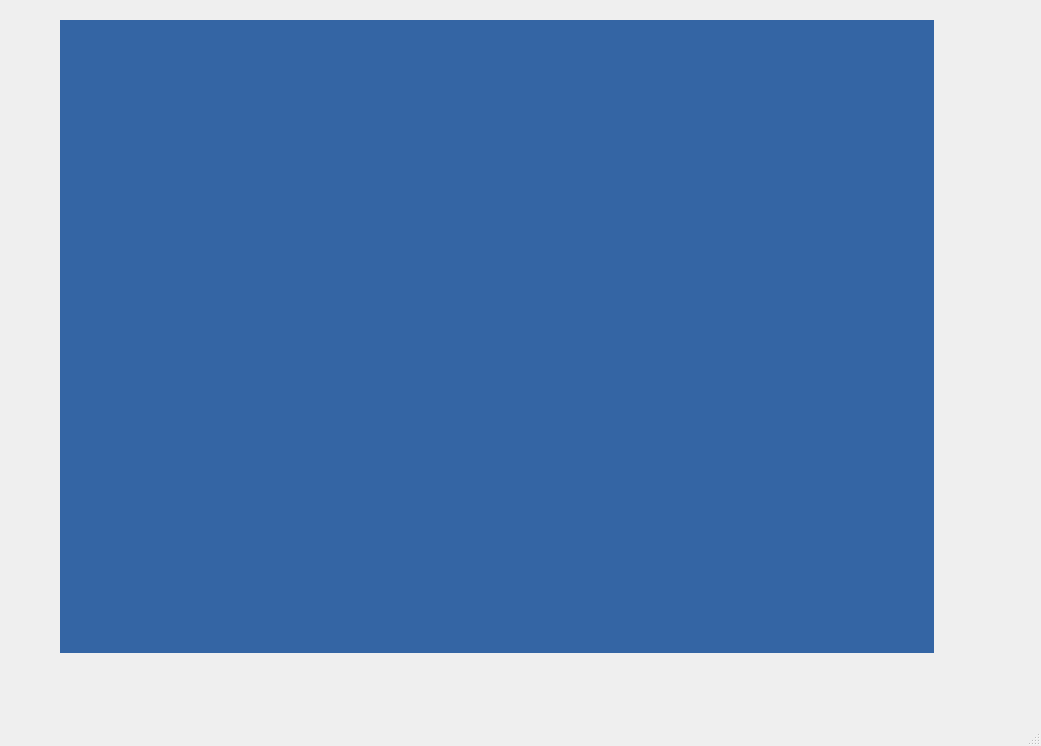
Old version of the form Task-Manager/mainwindow.ui in the repository SergiPonsa/QT-APP-Facerias-Ponsa.
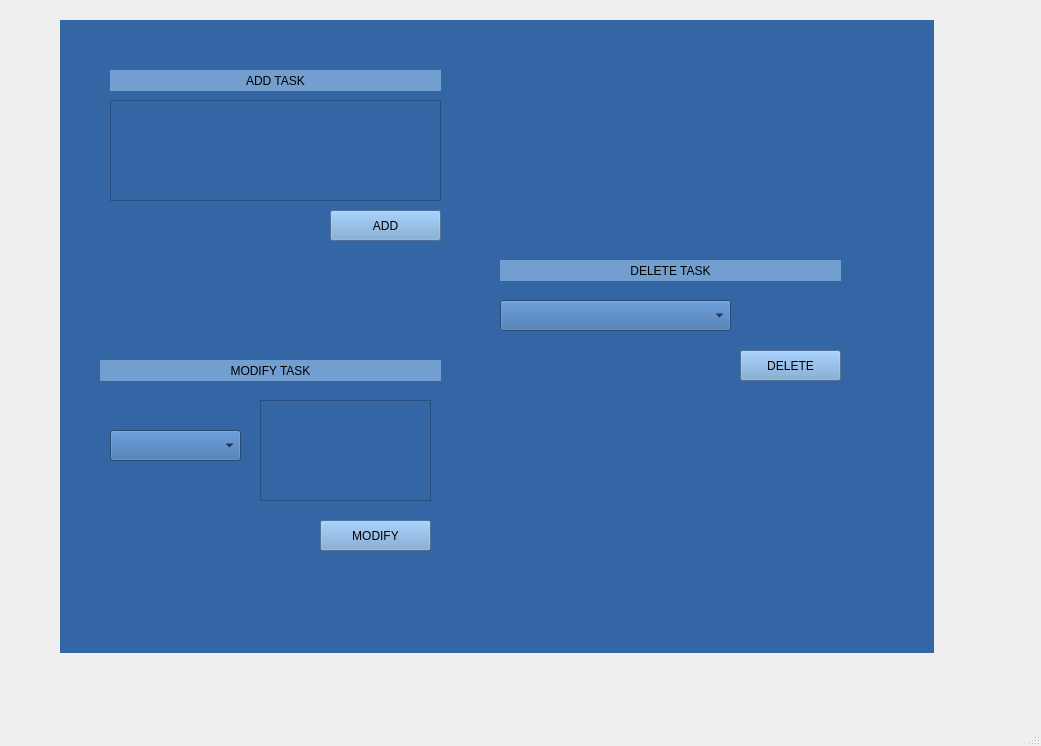
New version of the form.

Commit message:
actu stack widgets
actu stack widgets

```diff
--- a/Task-Manager/mainwindow.ui
+++ b/Task-Manager/mainwindow.ui
@@ -293,7 +293,201 @@
       </property>
      </widget>
     </widget>
-    <widget class="QWidget" name="page_2"/>
+    <widget class="QWidget" name="page_5">
+     <property name="windowTitle">
+      <string>MainWindow</string>
+     </property>
+     <property name="styleSheet">
+      <string notr="true">background-color: rgb(52, 101, 164);</string>
+     </property>
+     <widget class="QWidget" name="centralwidget" native="true">
+      <property name="geometry">
+       <rect>
+        <x>0</x>
+        <y>0</y>
+        <width>821</width>
+        <height>581</height>
+       </rect>
+      </property>
+      <widget class="QLabel" name="label">
+       <property name="geometry">
+        <rect>
+         <x>50</x>
+         <y>50</y>
+         <width>331</width>
+         <height>21</height>
+        </rect>
+       </property>
+       <property name="styleSheet">
+        <string notr="true">background-color: rgb(114 ,159, 207);
+font: 14pt &quot;MS Shell Dlg 2&quot;;
+</string>
+       </property>
+       <property name="text">
+        <string>ADD TASK</string>
+       </property>
+       <property name="alignment">
+        <set>Qt::AlignCenter</set>
+       </property>
+      </widget>
+      <widget class="QTextEdit" name="textEdit">
+       <property name="geometry">
+        <rect>
+         <x>50</x>
+         <y>80</y>
+         <width>331</width>
+         <height>101</height>
+        </rect>
+       </property>
+      </widget>
+      <widget class="QPushButton" name="pushButton">
+       <property name="geometry">
+        <rect>
+         <x>270</x>
+         <y>190</y>
+         <width>111</width>
+         <height>31</height>
+        </rect>
+       </property>
+       <property name="styleSheet">
+        <string notr="true">background-color: rgb(114 ,159, 207);
+font: 14pt &quot;MS Shell Dlg 2&quot;;
+</string>
+       </property>
+       <property name="text">
+        <string>ADD</string>
+       </property>
+      </widget>
+      <widget class="QLabel" name="label_2">
+       <property name="geometry">
+        <rect>
+         <x>40</x>
+         <y>340</y>
+         <width>341</width>
+         <height>21</height>
+        </rect>
+       </property>
+       <property name="styleSheet">
+        <string notr="true">background-color: rgb(114 ,159, 207);
+font: 14pt &quot;MS Shell Dlg 2&quot;;
+</string>
+       </property>
+       <property name="text">
+        <string>MODIFY TASK</string>
+       </property>
+       <property name="alignment">
+        <set>Qt::AlignCenter</set>
+       </property>
+      </widget>
+      <widget class="QPushButton" name="pushButton_2">
+       <property name="geometry">
+        <rect>
+         <x>260</x>
+         <y>500</y>
+         <width>111</width>
+         <height>31</height>
+        </rect>
+       </property>
+       <property name="styleSheet">
+        <string notr="true">background-color: rgb(114 ,159, 207);
+font: 14pt &quot;MS Shell Dlg 2&quot;;
+</string>
+       </property>
+       <property name="text">
+        <string>MODIFY</string>
+       </property>
+      </widget>
+      <widget class="QTextEdit" name="textEdit_2">
+       <property name="geometry">
+        <rect>
+         <x>200</x>
+         <y>380</y>
+         <width>171</width>
+         <height>101</height>
+        </rect>
+       </property>
+      </widget>
+      <widget class="QComboBox" name="comboBox">
+       <property name="geometry">
+        <rect>
+         <x>50</x>
+         <y>410</y>
+         <width>131</width>
+         <height>31</height>
+        </rect>
+       </property>
+      </widget>
+      <widget class="QLabel" name="label_3">
+       <property name="geometry">
+        <rect>
+         <x>440</x>
+         <y>240</y>
+         <width>341</width>
+         <height>21</height>
+        </rect>
+       </property>
+       <property name="styleSheet">
+        <string notr="true">background-color: rgb(114 ,159, 207);
+font: 14pt &quot;MS Shell Dlg 2&quot;;
+</string>
+       </property>
+       <property name="text">
+        <string>DELETE TASK</string>
+       </property>
+       <property name="alignment">
+        <set>Qt::AlignCenter</set>
+       </property>
+      </widget>
+      <widget class="QPushButton" name="pushButton_3">
+       <property name="geometry">
+        <rect>
+         <x>680</x>
+         <y>330</y>
+         <width>101</width>
+         <height>31</height>
+        </rect>
+       </property>
+       <property name="styleSheet">
+        <string notr="true">background-color: rgb(114 ,159, 207);
+	font: 14pt &quot;MS Shell Dlg 2&quot;;
+	</string>
+       </property>
+       <property name="text">
+        <string>DELETE</string>
+       </property>
+      </widget>
+      <widget class="QComboBox" name="comboBox_2">
+       <property name="geometry">
+        <rect>
+         <x>440</x>
+         <y>280</y>
+         <width>231</width>
+         <height>31</height>
+        </rect>
+       </property>
+      </widget>
+     </widget>
+     <widget class="QMenuBar" name="menubar">
+      <property name="geometry">
+       <rect>
+        <x>0</x>
+        <y>0</y>
+        <width>874</width>
+        <height>21</height>
+       </rect>
+      </property>
+     </widget>
+     <widget class="QStatusBar" name="statusbar">
+      <property name="geometry">
+       <rect>
+        <x>0</x>
+        <y>0</y>
+        <width>3</width>
+        <height>20</height>
+       </rect>
+      </property>
+     </widget>
+    </widget>
    </widget>
   </widget>
   <widget class="QMenuBar" name="menubar">
```
Left out of the diff: 130 changed lines with no effect on the pictures.
